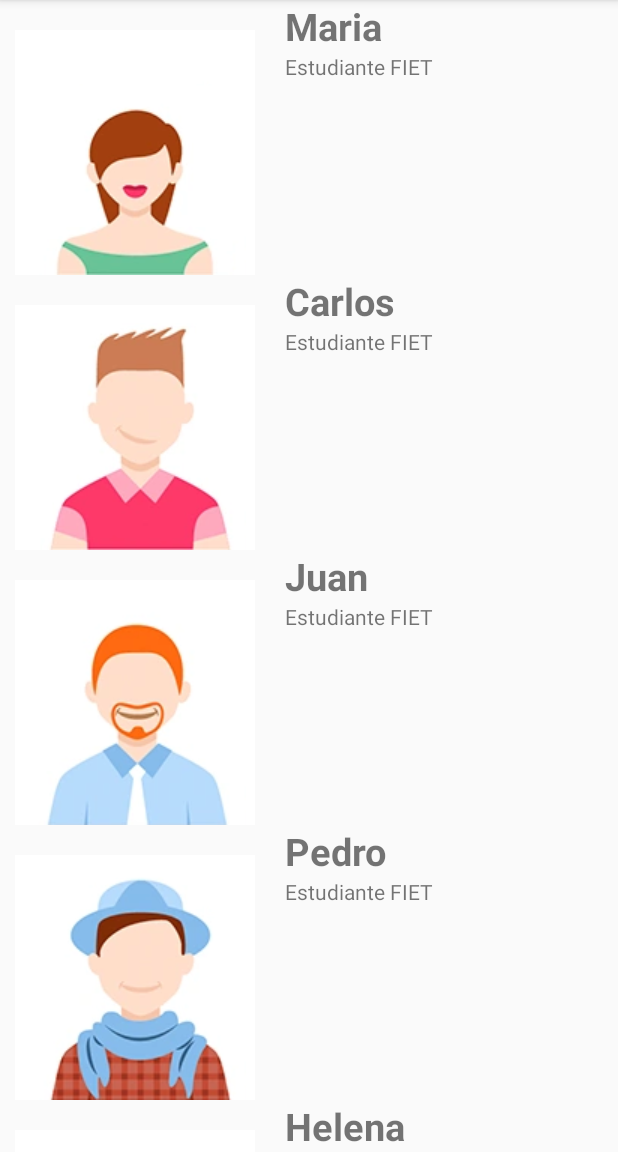
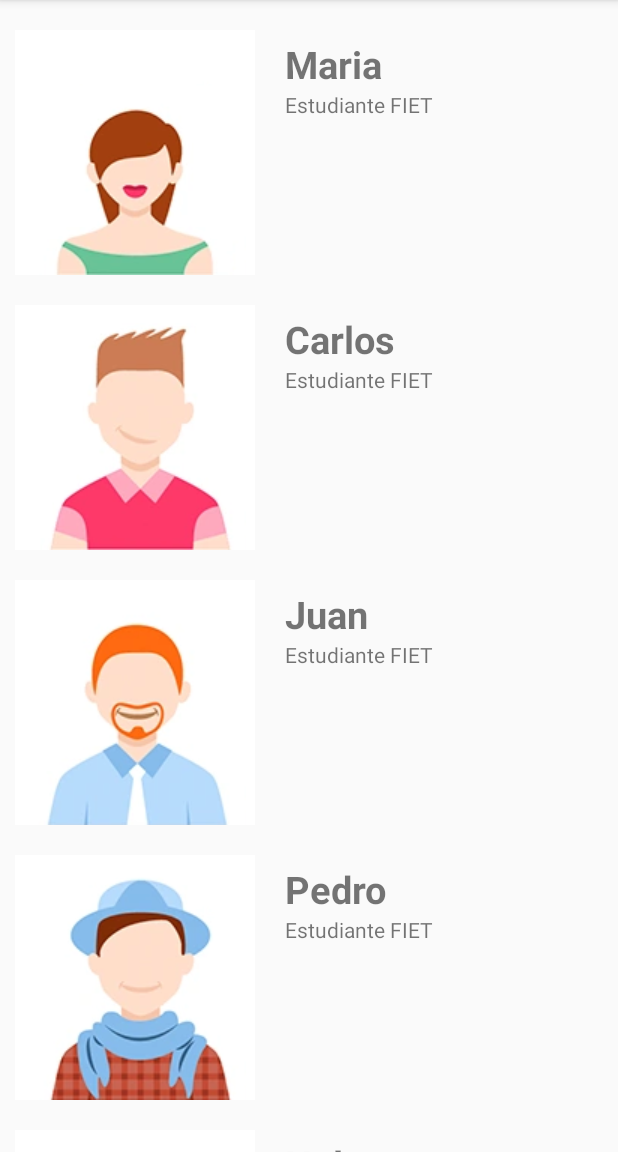
Before and after one commit to cfigmart/aplimovil, an Android app: the screen it shows after launch (MainActivity), on a phone screen of 412 x 824 dp, the part 84-1236 px from its top. Run offline under Robolectric (Android 15) with nearby library versions, the phone set to English and light mode, and no system bars.

Commit message:
Example RecyclerView 2020-1 updated: marging text and layout_height from LinearLayout to wrap_content

```diff
--- a/EjemploRecyclerView/app/src/main/java/edu/unicauca/main/AdaptadorUsuarios.java
+++ b/EjemploRecyclerView/app/src/main/java/edu/unicauca/main/AdaptadorUsuarios.java
@@ -22,7 +22,8 @@ public class AdaptadorUsuarios extends RecyclerView.Adapter<AdaptadorUsuarios.Vi
     @NonNull
     @Override
     public ViewHolderUsuario onCreateViewHolder(@NonNull ViewGroup parent, int viewType) {
-        View vista = LayoutInflater.from(parent.getContext()).inflate(R.layout.lista_usuarios, null, false);
+        View vista = LayoutInflater.from(parent.getContext()).inflate(R.layout.lista_usuarios,
+                parent, false);
         return new ViewHolderUsuario(vista);
     }
 
--- a/EjemploRecyclerView/app/src/main/res/layout/lista_usuarios.xml
+++ b/EjemploRecyclerView/app/src/main/res/layout/lista_usuarios.xml
@@ -3,7 +3,7 @@
     xmlns:tools="http://schemas.android.com/tools"
     android:orientation="horizontal"
     android:layout_width="match_parent"
-    android:layout_height="match_parent">
+    android:layout_height="wrap_content">
 
     <ImageView
         android:id="@+id/idImagen"
@@ -24,6 +24,7 @@
             android:id="@+id/idNombre"
             android:layout_width="match_parent"
             android:layout_height="wrap_content"
+            android:layout_marginTop="25dp"
             android:textSize="25sp"
             android:textStyle="bold"
             android:text="@string/contact_name" />
```
